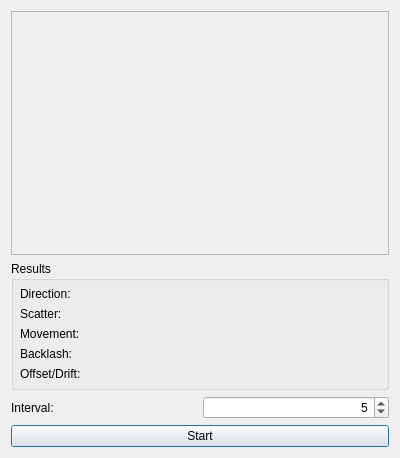
Before: the Qt Designer form gui/snowgui/icegui/backlashdialog.ui in AndreasFMueller/AstroPhotography, drawn with Qt 5.
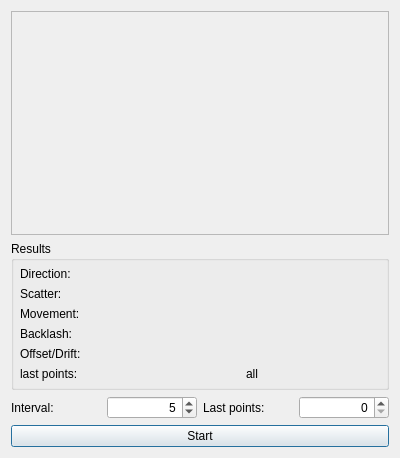
After: the same form once the commit is applied. Custom widgets are drawn as their Qt base class.

Commit message: backlash fixes for last points

```diff
--- a/gui/snowgui/icegui/backlashdialog.ui
+++ b/gui/snowgui/icegui/backlashdialog.ui
@@ -25,7 +25,7 @@
         <x>0</x>
         <y>0</y>
         <width>374</width>
-        <height>201</height>
+        <height>177</height>
        </rect>
       </property>
      </widget>
@@ -169,6 +169,40 @@
         </property>
        </widget>
       </item>
+      <item row="4" column="2">
+       <widget class="QLabel" name="offsetField2">
+        <property name="text">
+         <string/>
+        </property>
+       </widget>
+      </item>
+      <item row="3" column="1">
+       <widget class="QLabel" name="backlashField">
+        <property name="text">
+         <string/>
+        </property>
+        <property name="alignment">
+         <set>Qt::AlignRight|Qt::AlignTrailing|Qt::AlignVCenter</set>
+        </property>
+       </widget>
+      </item>
+      <item row="5" column="0">
+       <widget class="QLabel" name="lastpointsLabel_2">
+        <property name="text">
+         <string>last points:</string>
+        </property>
+       </widget>
+      </item>
+      <item row="5" column="1">
+       <widget class="QLabel" name="lastpointsField">
+        <property name="text">
+         <string>all</string>
+        </property>
+        <property name="alignment">
+         <set>Qt::AlignRight|Qt::AlignTrailing|Qt::AlignVCenter</set>
+        </property>
+       </widget>
+      </item>
      </layout>
     </widget>
    </item>
@@ -207,6 +241,26 @@
         </property>
        </widget>
       </item>
+      <item>
+       <widget class="QLabel" name="lastpointsLabel">
+        <property name="text">
+         <string>Last points:</string>
+        </property>
+       </widget>
+      </item>
+      <item>
+       <widget class="QSpinBox" name="lastpointsSpinBox">
+        <property name="alignment">
+         <set>Qt::AlignRight|Qt::AlignTrailing|Qt::AlignVCenter</set>
+        </property>
+        <property name="maximum">
+         <number>88</number>
+        </property>
+        <property name="singleStep">
+         <number>8</number>
+        </property>
+       </widget>
+      </item>
      </layout>
     </widget>
    </item>
```
Left out of the diff: 125 changed lines with no effect on the pictures. The commit also changes 13 other files.
